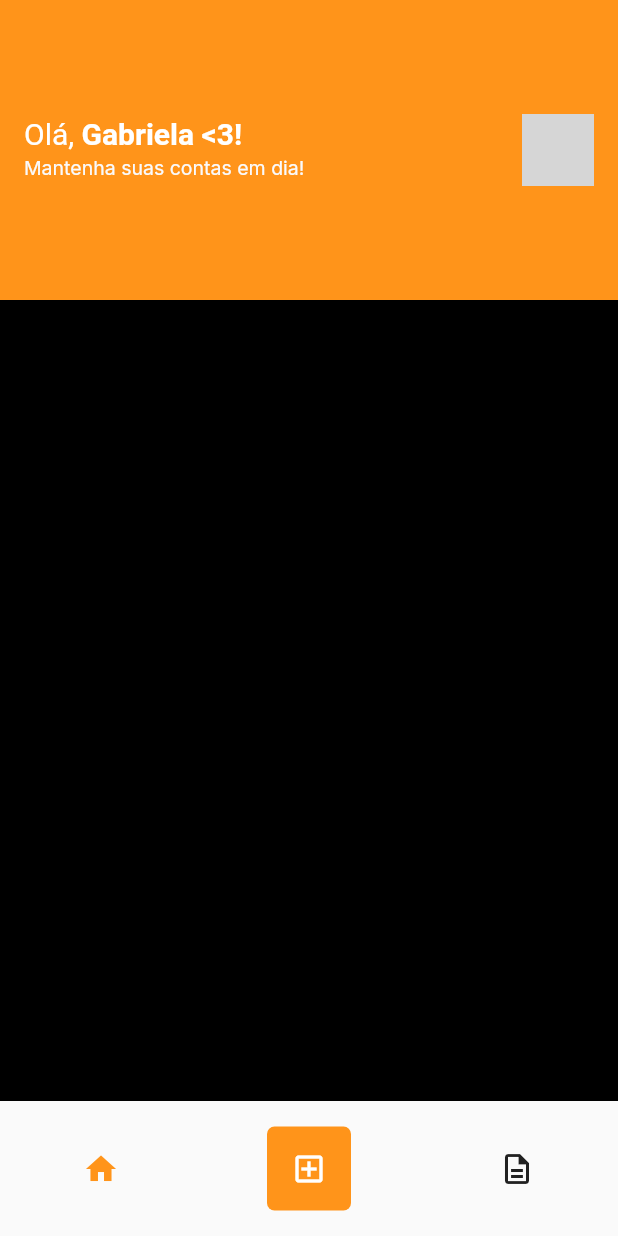
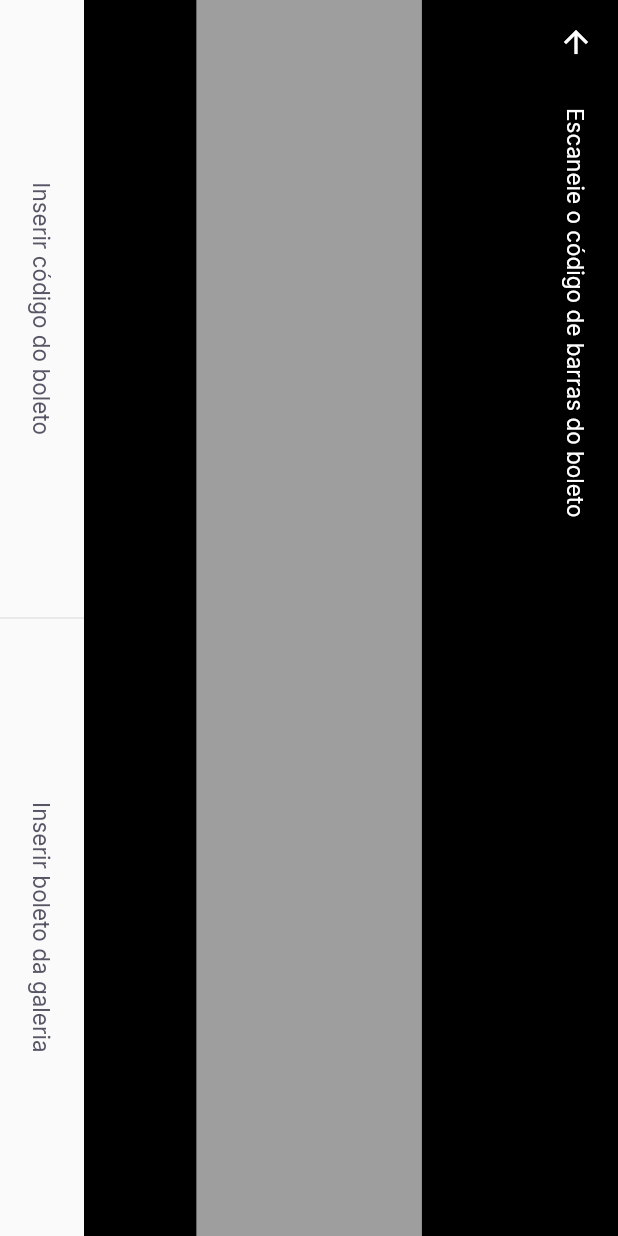
Before and after one commit to iran21/pay_flow_nlw6, a Flutter app: the HomePage screen opened by its route, after a tap on the "add box" icon, on a phone screen of 412 x 824 dp. Run offline on Flutter 3.47's test engine with Material 2 defaults, Android fonts, the light colour scheme and no system bars; our stand-ins replace firebase_core, google_fonts, google_sign_in, shared_preferences; accounts and stored records are empty; network calls fail; grey boxes are pictures that could not be loaded.

Commit message:
processo de implementação da câmera, 40 min, alguns addons

```diff
--- a/lib/main.dart
+++ b/lib/main.dart
@@ -1,5 +1,6 @@
 import 'package:firebase_core/firebase_core.dart';
 import 'package:flutter/material.dart';
+import 'package:payflow/modules/barcode/barcode_scanner_page.dart';
 import 'package:payflow/modules/login/login_page.dart';
 import 'package:payflow/modules/home/home_page.dart';
 import 'package:payflow/modules/noconexion/noconexion_page.dart';
@@ -46,13 +47,13 @@ class AppWidget extends StatelessWidget {
         title: 'Pay Flow',
         debugShowCheckedModeBanner: false,
         theme: ThemeData(
-          primaryColor: AppColors.primary,
-        ),
+            primaryColor: AppColors.primary, primarySwatch: Colors.orange),
         initialRoute: '/splash',
         routes: {
           '/splash': (context) => SplashPage(),
           '/login': (context) => LoginPage(),
           '/home': (context) => HomePage(),
+          '/barcode_scanner': (context) => BarcodeScannerPage()
         });
   }
 }
--- /dev/null
+++ b/lib/modules/barcode/barcode_scanner_page.dart
@@ -0,0 +1,55 @@
+import 'package:flutter/material.dart';
+import 'package:payflow/shared/theme/app_colors.dart';
+import 'package:payflow/shared/theme/app_textstyle.dart';
+import 'package:payflow/shared/widgets/divider/divider_widget.dart';
+import 'package:payflow/shared/widgets/label_button/label_buton_widget.dart';
+import 'package:payflow/shared/widgets/set_buttons/set_buttons_widget.dart';
+
+class BarcodeScannerPage extends StatefulWidget {
+  const BarcodeScannerPage({Key? key}) : super(key: key);
+
+  @override
+  _BarcodeScannerPageState createState() => _BarcodeScannerPageState();
+}
+
+class _BarcodeScannerPageState extends State<BarcodeScannerPage> {
+  @override
+  Widget build(BuildContext context) {
+    return SafeArea(
+      child: RotatedBox(
+        quarterTurns: 1,
+        child: Scaffold(
+          appBar: AppBar(
+            title: Text(
+              'Escaneie o código de barras do boleto',
+              style: AppTextStyle.buttonBackground,
+            ),
+            backgroundColor: Colors.black,
+            leading: BackButton(
+              color: AppColors.background,
+            ),
+          ),
+          body: Column(
+            children: [
+              Expanded(
+                child: Container(color: Colors.black),
+              ),
+              Expanded(
+                flex: 2,
+                child: Container(color: Colors.grey),
+              ),
+              Expanded(
+                child: Container(color: Colors.black),
+              ),
+            ],
+          ),
+          bottomNavigationBar: SetButtons(
+              firstLabel: 'Inserir código do boleto',
+              secondLabel: 'Inserir boleto da galeria',
+              firstPressed: () {},
+              secondPressed: () {}),
+        ),
+      ),
+    );
+  }
+}
--- a/lib/modules/home/home_page.dart
+++ b/lib/modules/home/home_page.dart
@@ -79,7 +79,9 @@ class _HomePageState extends State<HomePage> {
                   borderRadius: BorderRadius.circular(5),
                   color: AppColors.primary),
               child: IconButton(
-                onPressed: () {},
+                onPressed: () {
+                  Navigator.pushNamed(context, '/barcode_scanner');
+                },
                 icon: Icon(
                   Icons.add_box_outlined,
                   color: Colors.white,
--- /dev/null
+++ b/lib/shared/widgets/divider/divider_widget.dart
@@ -0,0 +1,14 @@
+import 'package:flutter/material.dart';
+
+class MyDivider extends StatelessWidget {
+  final Color color;
+  const MyDivider({
+    Key? key,
+    required this.color,
+  }) : super(key: key);
+
+  @override
+  Widget build(BuildContext context) {
+    return Container(height: 56, width: 1, color: color);
+  }
+}
--- /dev/null
+++ b/lib/shared/widgets/label_button/label_buton_widget.dart
@@ -0,0 +1,23 @@
+import 'package:flutter/material.dart';
+import 'package:payflow/shared/theme/app_textstyle.dart';
+
+class LabelButton extends StatelessWidget {
+  final String label;
+  final VoidCallback onPressed;
+  const LabelButton({
+    Key? key,
+    required this.label,
+    required this.onPressed,
+  }) : super(key: key);
+
+  @override
+  Widget build(BuildContext context) {
+    return TextButton(
+      onPressed: onPressed,
+      child: Text(
+        label,
+        style: AppTextStyle.buttonHeading,
+      ),
+    );
+  }
+}
--- /dev/null
+++ b/lib/shared/widgets/set_buttons/set_buttons_widget.dart
@@ -0,0 +1,40 @@
+import 'package:flutter/material.dart';
+import 'package:payflow/shared/theme/app_colors.dart';
+import 'package:payflow/shared/widgets/divider/divider_widget.dart';
+import 'package:payflow/shared/widgets/label_button/label_buton_widget.dart';
+
+class SetButtons extends StatelessWidget {
+  final String firstLabel;
+  final String secondLabel;
+  final VoidCallback firstPressed;
+  final VoidCallback secondPressed;
+
+  const SetButtons({
+    Key? key,
+    required this.firstLabel,
+    required this.secondLabel,
+    required this.firstPressed,
+    required this.secondPressed,
+  }) : super(key: key);
+
+  @override
+  Widget build(BuildContext context) {
+    return Row(
+      children: [
+        Expanded(
+          child: LabelButton(
+            label: firstLabel,
+            onPressed: firstPressed,
+          ),
+        ),
+        MyDivider(color: AppColors.stroke),
+        Expanded(
+          child: LabelButton(
+            label: secondLabel,
+            onPressed: secondPressed,
+          ),
+        ),
+      ],
+    );
+  }
+}
--- a/lib/shared/widgets/social_login.dart/social_login_button.dart
+++ b/lib/shared/widgets/social_login.dart/social_login_button.dart
@@ -2,6 +2,7 @@ import 'package:flutter/material.dart';
 import 'package:payflow/shared/theme/app_colors.dart';
 import 'package:payflow/shared/theme/app_images.dart';
 import 'package:payflow/shared/theme/app_textstyle.dart';
+import 'package:payflow/shared/widgets/divider/divider_widget.dart';
 
 class SocialLoginButton extends StatelessWidget {
   final VoidCallback onTap;
@@ -31,11 +32,7 @@ class SocialLoginButton extends StatelessWidget {
                 flex: 1,
                 child: Image.asset(AppImages.google),
               ),
-              Container(
-                height: 56,
-                width: 1,
-                color: AppColors.stroke,
-              ),
+              MyDivider(color: AppColors.stroke),
               Expanded(
                 flex: 4,
                 child: Text(
--- a/pubspec.yaml
+++ b/pubspec.yaml
@@ -26,11 +26,11 @@ dependencies:
   google_fonts: ^2.1.0
   firebase_core: ^1.3.0
   google_sign_in: ^5.0.4
-
-  # The following adds the Cupertino Icons font to your application.
-  # Use with the CupertinoIcons class for iOS style icons.
   cupertino_icons: ^1.0.2
   shared_preferences: ^2.0.6
+  image_picker: ^0.8.1+3
+  camera: ^0.8.1+3
+  google_ml_kit: ^0.6.0
 
 dev_dependencies:
   flutter_test:
```
Also changed, not shown: pubspec.lock.
